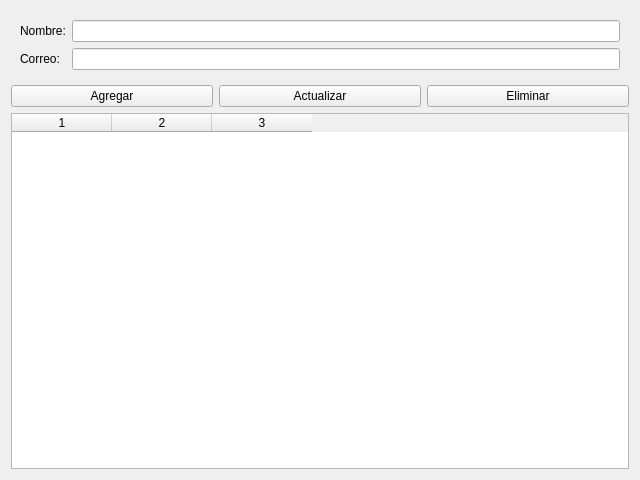
OswaldoArceoR/AbarrotesTiziminVentas, file codigo/vista/cliente.ui: the form before one commit.
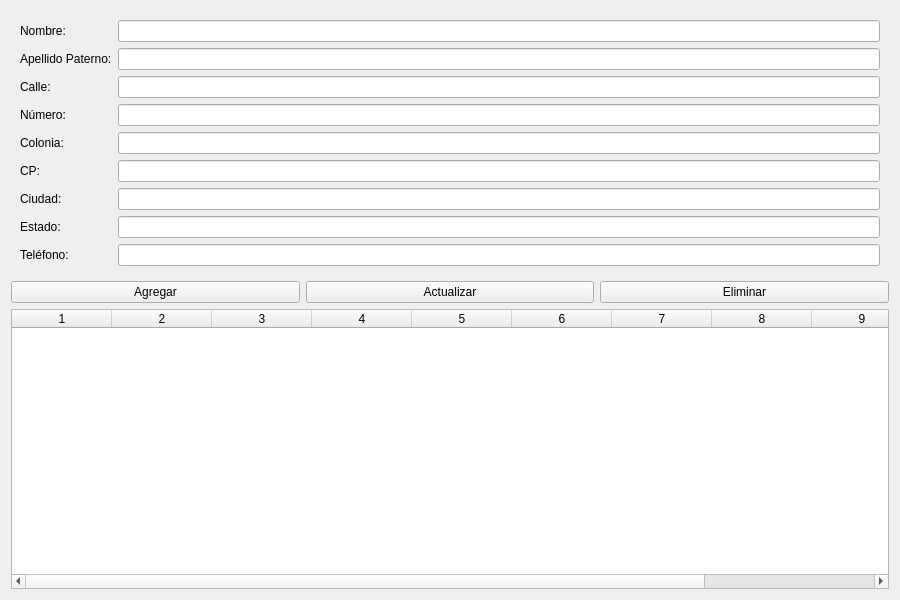
The form after the commit.

What changed in the file:
```diff
--- a/codigo/vista/cliente.ui
+++ b/codigo/vista/cliente.ui
@@ -6,8 +6,8 @@
    <rect>
     <x>0</x>
     <y>0</y>
-    <width>640</width>
-    <height>480</height>
+    <width>900</width>
+    <height>600</height>
    </rect>
   </property>
   <property name="windowTitle">
@@ -31,12 +31,82 @@
           <item row="1" column="0">
             <widget class="QLabel" name="lblCorreo">
               <property name="text">
-                <string>Correo:</string>
+                <string>Apellido Paterno:</string>
               </property>
             </widget>
           </item>
           <item row="1" column="1">
-            <widget class="QLineEdit" name="lineEditCorreo"/>
+            <widget class="QLineEdit" name="lineEditApellido"/>
+          </item>
+          <item row="2" column="0">
+            <widget class="QLabel" name="lblCalle">
+              <property name="text">
+                <string>Calle:</string>
+              </property>
+            </widget>
+          </item>
+          <item row="2" column="1">
+            <widget class="QLineEdit" name="lineEditCalle"/>
+          </item>
+          <item row="3" column="0">
+            <widget class="QLabel" name="lblNumero">
+              <property name="text">
+                <string>Número:</string>
+              </property>
+            </widget>
+          </item>
+          <item row="3" column="1">
+            <widget class="QLineEdit" name="lineEditNumero"/>
+          </item>
+          <item row="4" column="0">
+            <widget class="QLabel" name="lblColonia">
+              <property name="text">
+                <string>Colonia:</string>
+              </property>
+            </widget>
+          </item>
+          <item row="4" column="1">
+            <widget class="QLineEdit" name="lineEditColonia"/>
+          </item>
+          <item row="5" column="0">
+            <widget class="QLabel" name="lblCP">
+              <property name="text">
+                <string>CP:</string>
+              </property>
+            </widget>
+          </item>
+          <item row="5" column="1">
+            <widget class="QLineEdit" name="lineEditCP"/>
+          </item>
+          <item row="6" column="0">
+            <widget class="QLabel" name="lblCiudad">
+              <property name="text">
+                <string>Ciudad:</string>
+              </property>
+            </widget>
+          </item>
+          <item row="6" column="1">
+            <widget class="QLineEdit" name="lineEditCiudad"/>
+          </item>
+          <item row="7" column="0">
+            <widget class="QLabel" name="lblEstado">
+              <property name="text">
+                <string>Estado:</string>
+              </property>
+            </widget>
+          </item>
+          <item row="7" column="1">
+            <widget class="QLineEdit" name="lineEditEstado"/>
+          </item>
+          <item row="8" column="0">
+            <widget class="QLabel" name="lblTelefono">
+              <property name="text">
+                <string>Teléfono:</string>
+              </property>
+            </widget>
+          </item>
+          <item row="8" column="1">
+            <widget class="QLineEdit" name="lineEditTelefono"/>
           </item>
         </layout>
       </widget>
@@ -71,7 +141,7 @@
     <item>
       <widget class="QTableWidget" name="tableClientes">
         <property name="columnCount">
-          <number>3</number>
+          <number>10</number>
         </property>
         <property name="horizontalHeaderLabels">
           <stringlist>
```
Left out of the diff: 11 changed lines with no effect on the pictures.
